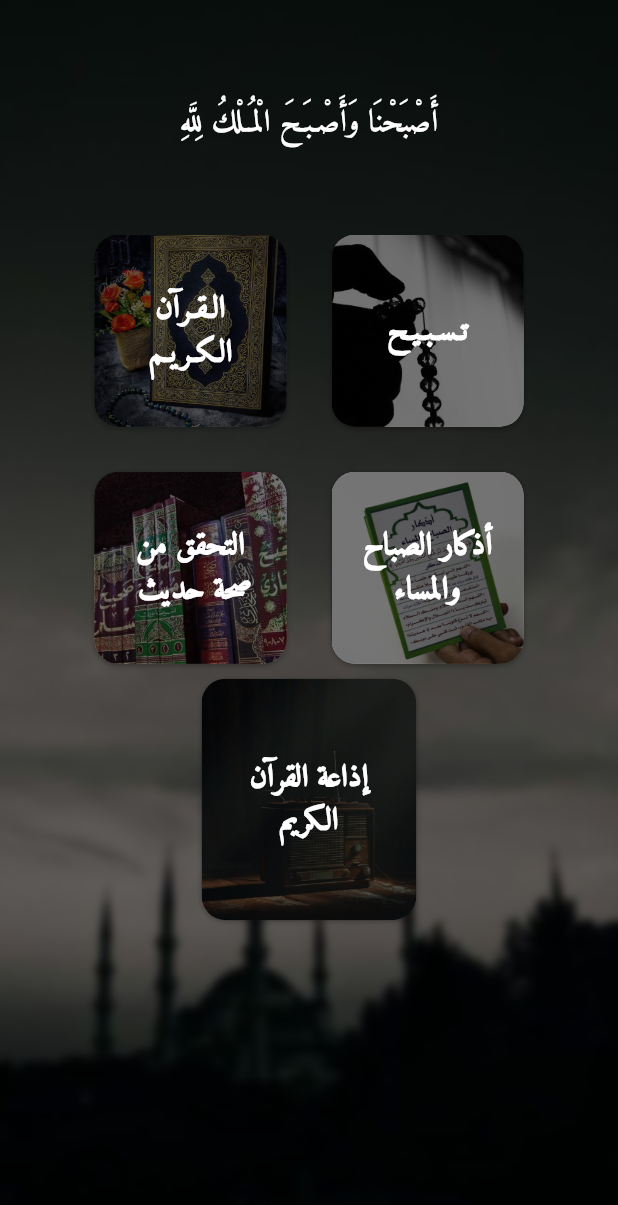
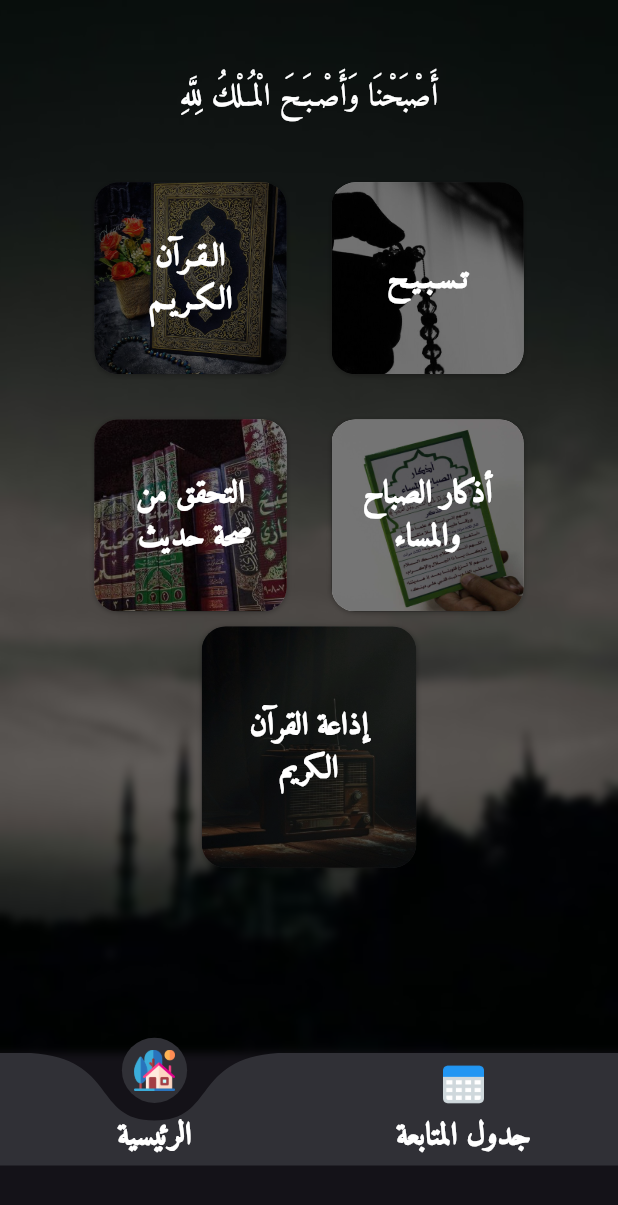
Before and after one commit to MuhammadDev01/muslim_werd_app, a Flutter app: the screen it shows after launch, on a phone screen of 412 x 824 dp. Shown: the top 1205 px of the screen. Run offline on Flutter 3.47's test engine with Material 3 defaults, Android fonts, the light colour scheme and no system bars; drawn by our look-alikes of curved_labeled_navigation_bar; our stand-ins replace device_preview, flutter_screenutil.

Commit message:
- add curved labeled navigation & intl package. - add assets for home screen - only create main screens azkar & tase7..etc

```diff
--- a/lib/core/theming/assets.dart
+++ b/lib/core/theming/assets.dart
@@ -3,10 +3,6 @@ class Assets {
   Assets._();
 
   static const String imagesAlquranAlkareem = "assets/images/alquran_alkareem.png";
-
-  static const String imagesAzar1 = "assets/images/azar1.jpeg";
-
-  static const String imagesAzar2 = "assets/images/azar2.jpeg";
 
   static const String imagesAzkar = "assets/images/azkar.jpg";
 
@@ -18,19 +14,29 @@ class Assets {
 
   static const String imagesHolyQuran = "assets/images/HolyQuran.jpeg";
 
+  static const String imagesHouseIcon = "assets/images/house_icon.png";
+
   static const String imagesMobileBackground = "assets/images/mobile_background.jpeg";
 
   static const String imagesOnBoardingSchedule = "assets/images/onBoarding_schedule.png";
 
   static const String imagesOnboardingCircleDesign = "assets/images/onboarding_circle_design.png";
 
+  static const String imagesQuranIcon1 = "assets/images/quran_icon1.jpeg";
+
+  static const String imagesQuranIcon2 = "assets/images/quran_icon2.png";
+
   static const String imagesRadio = "assets/images/radio.jpeg";
 
   static const String imagesSebha = "assets/images/sebha.png";
+
+  static const String imagesSettingsIcon = "assets/images/settings_icon.png";
 
   static const String imagesSunAndMoon = "assets/images/sun_and_moon.png";
 
   static const String imagesTa7kk = "assets/images/ta7kk.jpg";
 
+  static const String imagesTableIcon = "assets/images/table_icon.png";
+
   static const String imagesTasbeeh = "assets/images/tasbeeh.jpeg";
 }
--- a/lib/features/home/ui/home_screen.dart
+++ b/lib/features/home/ui/home_screen.dart
@@ -5,11 +5,12 @@ import 'package:muslim_werd_app/features/home/logic/home_grid_view_item_model.da
 import 'package:muslim_werd_app/features/home/ui/widgets/background_home.dart';
 import 'package:muslim_werd_app/features/home/ui/widgets/home_grid_view.dart';
 import 'package:muslim_werd_app/features/home/ui/widgets/home_grid_view_item.dart';
+import 'package:muslim_werd_app/features/home/ui/widgets/home_nav_bar_bottom.dart';
 import 'package:muslim_werd_app/features/home/ui/widgets/home_top_title.dart';
+import 'package:muslim_werd_app/features/schedule/ui/schedule_screen.dart';
 
 class HomeScreen extends StatelessWidget {
   const HomeScreen({super.key});
-
   @override
   Widget build(BuildContext context) {
     return Scaffold(
@@ -17,15 +18,28 @@ class HomeScreen extends StatelessWidget {
         alignment: Alignment.center,
         children: [
           BackgroundHome(),
-          Column(
+          HomeNavBarBottom.index == 0
+              ? HomeScreenComponents()
+              : ScheduleScreen(),
+        ],
+      ),
+      bottomNavigationBar: HomeNavBarBottom(),
+    );
+  }
+}
+
+class HomeScreenComponents extends StatelessWidget {
+  const HomeScreenComponents({super.key});
+
+  @override
+  Widget build(BuildContext context) {
+    return Column(
       spacing: 10,
       mainAxisAlignment: MainAxisAlignment.center,
       children: [
         Spacer(),
         (DateTime.now().hour >= 5 && DateTime.now().hour < 17)
-                  ? HomeTopTitle(
-                    title: 'أَصْبَحْنَا وَأَصْـبَـحَ الْمُـلْكُ لِلَّهِ',
-                  )
+            ? HomeTopTitle(title: 'أَصْبَحْنَا وَأَصْـبَـحَ الْمُـلْكُ لِلَّهِ')
             : HomeTopTitle(title: 'أَمْسَيْـنا وَأَمْـسـى المُـلكُ لله'),
 
         Spacer(),
@@ -43,9 +57,6 @@ class HomeScreen extends StatelessWidget {
 
         Spacer(flex: 5),
       ],
-          ),
-        ],
-      ),
     );
   }
 }
--- /dev/null
+++ b/lib/features/home/ui/widgets/home_nav_bar_bottom.dart
@@ -0,0 +1,51 @@
+import 'package:curved_labeled_navigation_bar/curved_navigation_bar.dart';
+import 'package:curved_labeled_navigation_bar/curved_navigation_bar_item.dart';
+import 'package:flutter/material.dart';
+import 'package:flutter_screenutil/flutter_screenutil.dart';
+import 'package:muslim_werd_app/core/theming/assets.dart';
+import 'package:muslim_werd_app/core/theming/colors.dart';
+import 'package:muslim_werd_app/core/theming/styles.dart';
+import 'package:muslim_werd_app/features/home/ui/home_screen.dart';
+import 'package:muslim_werd_app/features/schedule/ui/schedule_screen.dart';
+
+class HomeNavBarBottom extends StatefulWidget {
+  const HomeNavBarBottom({super.key});
+  static int index = 0;
+  @override
+  State<HomeNavBarBottom> createState() => _HomeNavBarBottomState();
+}
+
+class _HomeNavBarBottomState extends State<HomeNavBarBottom> {
+  @override
+  Widget build(BuildContext context) {
+    return CurvedNavigationBar(
+      backgroundColor: Colors.transparent,
+      animationDuration: Duration(milliseconds: 500),
+      color: ColorsManager.blackWithOpacity,
+      height: MediaQuery.sizeOf(context).height * 0.23.h,
+      items: [
+        CurvedNavigationBarItem(
+          child: Image.asset(Assets.imagesHouseIcon, height: 48.h, width: 48.w),
+          label: 'الرئيسية',
+          labelStyle: TextStyles.amiri36Bold.copyWith(
+            fontWeight: FontWeight.w900,
+          ),
+        ),
+        CurvedNavigationBarItem(
+          child: Image.asset(Assets.imagesTableIcon, height: 48.h, width: 48.w),
+          label: 'جدول المتابعة',
+          labelStyle: TextStyles.amiri36Bold.copyWith(
+            fontWeight: FontWeight.w900,
+          ),
+        ),
+      ],
+      onTap: (value) {
+        setState(() {
+          if (HomeNavBarBottom.index != value) {
+            HomeNavBarBottom.index = value;
+          }
+        });
+      },
+    );
+  }
+}
```
Also changed, not shown: lib/features/azkar/ui/azkar_screen.dart (added, +10 -0 lines), lib/features/eza3a/ui/eza3a_screen.dart (added, +10 -0 lines), lib/features/quran/ui/quran_screen.dart (added, +10 -0 lines), lib/features/schedule/ui/schedule_screen.dart (added, +85 -0 lines), lib/features/tasbe7/ui/tasbe7_screen.dart (added, +10 -0 lines), pubspec.yaml (+3 -8 lines), assets/images/house_icon.png (added), assets/images/quran_icon1.jpeg (added), assets/images/quran_icon2.png (added), assets/images/settings_icon.png (added), assets/images/sun_and_moon.png (deleted), assets/images/table_icon.png (added), pubspec.lock. Lines whose indentation alone changed are shown as unchanged.
